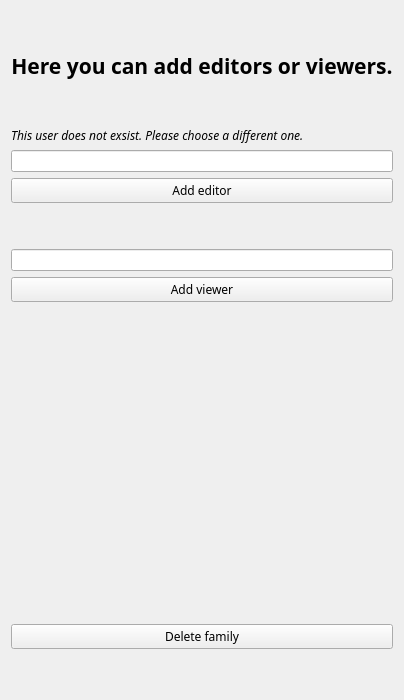
moumitahmad/Stammbaum, file FamilyTree/src/gui/adminpanel.ui: the form before one commit.
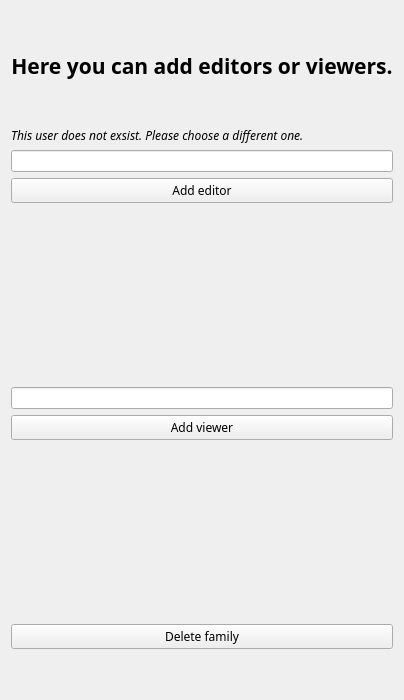
The form after the commit.

```diff
--- a/FamilyTree/src/gui/adminpanel.ui
+++ b/FamilyTree/src/gui/adminpanel.ui
@@ -6,7 +6,7 @@
    <rect>
     <x>0</x>
     <y>0</y>
-    <width>399</width>
+    <width>400</width>
     <height>700</height>
    </rect>
   </property>
@@ -15,23 +15,23 @@
   </property>
   <layout class="QGridLayout" name="gridLayout">
    <item row="0" column="0">
-    <spacer name="verticalSpacer_2">
-     <property name="orientation">
-      <enum>Qt::Vertical</enum>
-     </property>
-     <property name="sizeType">
-      <enum>QSizePolicy::Minimum</enum>
-     </property>
-     <property name="sizeHint" stdset="0">
-      <size>
-       <width>20</width>
-       <height>40</height>
-      </size>
-     </property>
-    </spacer>
-   </item>
-   <item row="1" column="0">
     <layout class="QVBoxLayout" name="verticalLayout">
+     <item>
+      <spacer name="verticalSpacer_2">
+       <property name="orientation">
+        <enum>Qt::Vertical</enum>
+       </property>
+       <property name="sizeType">
+        <enum>QSizePolicy::Minimum</enum>
+       </property>
+       <property name="sizeHint" stdset="0">
+        <size>
+         <width>20</width>
+         <height>40</height>
+        </size>
+       </property>
+      </spacer>
+     </item>
      <item>
       <widget class="QLabel" name="LableDesciption">
        <property name="font">
@@ -107,7 +107,7 @@
         <enum>Qt::Vertical</enum>
        </property>
        <property name="sizeType">
-        <enum>QSizePolicy::Minimum</enum>
+        <enum>QSizePolicy::MinimumExpanding</enum>
        </property>
        <property name="sizeHint" stdset="0">
         <size>
@@ -145,7 +145,7 @@
         <enum>Qt::Vertical</enum>
        </property>
        <property name="sizeType">
-        <enum>QSizePolicy::MinimumExpanding</enum>
+        <enum>QSizePolicy::Expanding</enum>
        </property>
        <property name="sizeHint" stdset="0">
         <size>
@@ -167,9 +167,7 @@
        </property>
       </widget>
      </item>
-    </layout>
-   </item>
-   <item row="2" column="0">
+     <item>
     <spacer name="verticalSpacer_5">
      <property name="orientation">
       <enum>Qt::Vertical</enum>
@@ -184,6 +182,8 @@
       </size>
      </property>
     </spacer>
+     </item>
+    </layout>
    </item>
   </layout>
  </widget>
```
Lines whose indentation alone changed are shown as unchanged.
